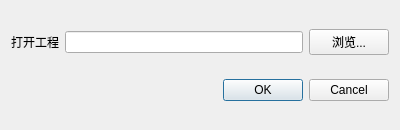
Old version of the form ui/OpenProject.ui in the repository huxleylee329-dancer/InSAR_UI.
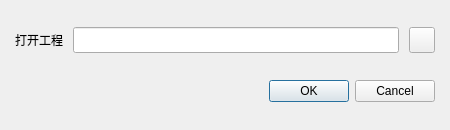
New version of the form. Icons and pictures are not drawn.

```diff
--- a/ui/OpenProject.ui
+++ b/ui/OpenProject.ui
@@ -1,12 +1,12 @@
 <?xml version="1.0" encoding="UTF-8"?>
 <ui version="4.0">
  <class>OpenProject</class>
- <widget class="QWidget" name="OpenProject">
+ <widget class="QDialog" name="OpenProject">
   <property name="geometry">
    <rect>
     <x>0</x>
     <y>0</y>
-    <width>400</width>
+    <width>450</width>
     <height>130</height>
    </rect>
   </property>
@@ -18,8 +18,26 @@
     <normaloff>:/SatExplorer/icon/InSARapp.ico</normaloff>:/SatExplorer/icon/InSARapp.ico</iconset>
   </property>
   <layout class="QVBoxLayout" name="verticalLayout">
+   <property name="spacing">
+    <number>15</number>
+   </property>
+   <property name="leftMargin">
+    <number>15</number>
+   </property>
+   <property name="topMargin">
+    <number>15</number>
+   </property>
+   <property name="rightMargin">
+    <number>15</number>
+   </property>
+   <property name="bottomMargin">
+    <number>15</number>
+   </property>
    <item>
     <layout class="QHBoxLayout" name="horizontalLayout">
+     <property name="spacing">
+      <number>10</number>
+     </property>
      <item>
       <widget class="QLabel" name="label">
        <property name="text">
@@ -28,12 +46,38 @@
       </widget>
      </item>
      <item>
-      <widget class="QLineEdit" name="PathLine"/>
+      <widget class="QLineEdit" name="PathLine">
+       <property name="styleSheet">
+        <string notr="true">min-height: 20px; padding: 2px 6px;</string>
+       </property>
+      </widget>
      </item>
      <item>
       <widget class="QPushButton" name="BrowseButton">
-       <property name="text">
-        <string>浏览...</string>
+       <property name="minimumSize">
+        <size>
+         <width>26</width>
+         <height>26</height>
+        </size>
+       </property>
+       <property name="maximumSize">
+        <size>
+         <width>26</width>
+         <height>26</height>
+        </size>
+       </property>
+       <property name="styleSheet">
+        <string notr="true">min-width: 0px; min-height: 0px; padding: 0px;</string>
+       </property>
+       <property name="icon">
+        <iconset resource="../resources/SatExplorer.qrc">
+         <normaloff>:/SatExplorer/svg/folder_open.svg</normaloff>:/SatExplorer/svg/folder_open.svg</iconset>
+       </property>
+       <property name="iconSize">
+        <size>
+         <width>14</width>
+         <height>14</height>
+        </size>
        </property>
       </widget>
      </item>
```
